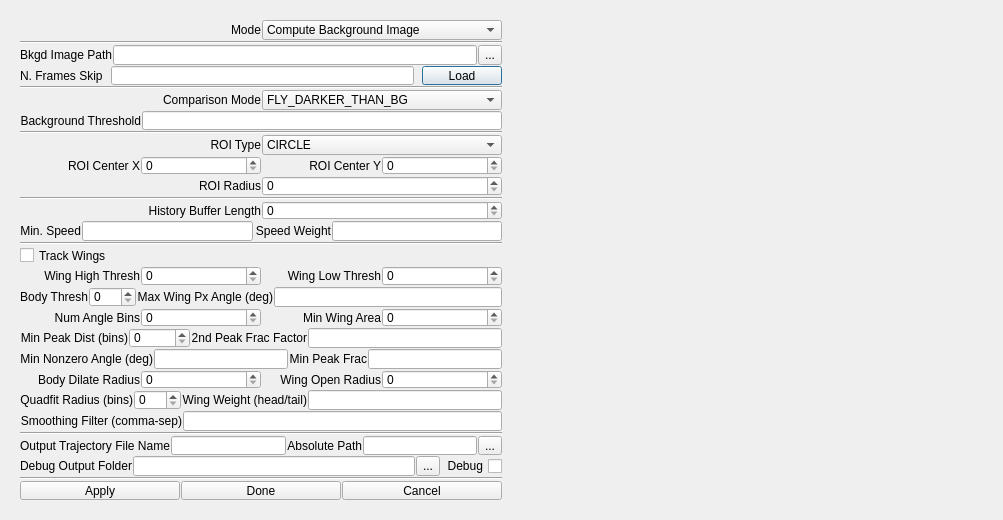
Before: the Qt Designer form src/plugin/flytrack/flytrack_plugin.ui in FlyVirtualReality/BIAS, drawn with Qt 5.
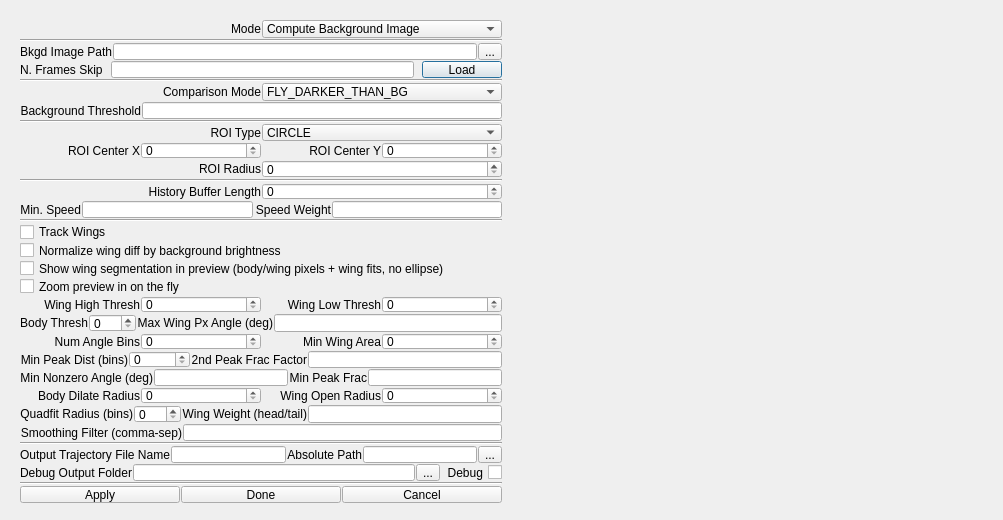
After: the same form once the commit is applied.

What changed in the file:
```diff
--- a/src/plugin/flytrack/flytrack_plugin.ui
+++ b/src/plugin/flytrack/flytrack_plugin.ui
@@ -509,6 +509,27 @@
             </property>
            </widget>
           </item>
+          <item>
+           <widget class="QCheckBox" name="normalizeWingByBackgroundCheckBox">
+            <property name="text">
+             <string>Normalize wing diff by background brightness</string>
+            </property>
+           </widget>
+          </item>
+          <item>
+           <widget class="QCheckBox" name="showWingSegmentationCheckBox">
+            <property name="text">
+             <string>Show wing segmentation in preview (body/wing pixels + wing fits, no ellipse)</string>
+            </property>
+           </widget>
+          </item>
+          <item>
+           <widget class="QCheckBox" name="zoomToFlyCheckBox">
+            <property name="text">
+             <string>Zoom preview in on the fly</string>
+            </property>
+           </widget>
+          </item>
           <item>
            <layout class="QHBoxLayout" name="wingHLayout1">
             <item>
```
